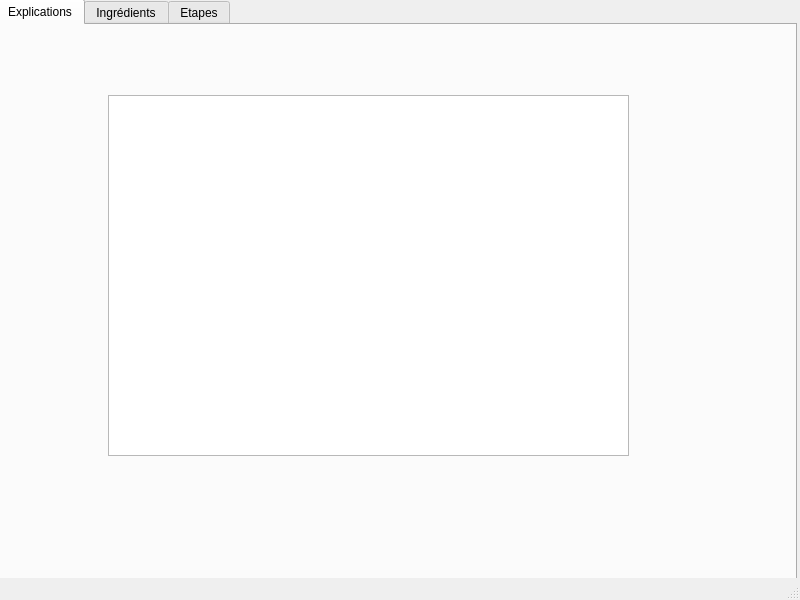
This is mainwindow.ui in shraizen/ihm_cuisine as Qt 5 draws it before an edit. The edited form follows.
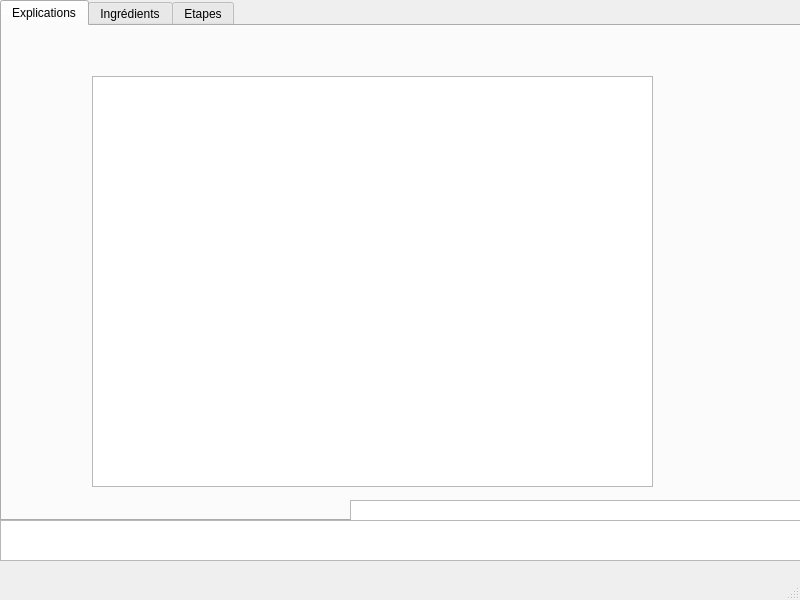
This is the edited form.

```diff
--- a/mainwindow.ui
+++ b/mainwindow.ui
@@ -17,10 +17,10 @@
    <widget class="QTabWidget" name="Recette">
     <property name="geometry">
      <rect>
-      <x>-4</x>
-      <y>-1</y>
+      <x>0</x>
+      <y>0</y>
       <width>801</width>
-      <height>591</height>
+      <height>521</height>
      </rect>
     </property>
     <property name="currentIndex">
@@ -30,21 +30,41 @@
      <attribute name="title">
       <string>Explications</string>
      </attribute>
-     <widget class="QTextEdit" name="textExplications">
+     <widget class="QListView" name="listeDescription">
       <property name="geometry">
        <rect>
-        <x>110</x>
-        <y>70</y>
-        <width>521</width>
-        <height>361</height>
+        <x>90</x>
+        <y>50</y>
+        <width>561</width>
+        <height>411</height>
        </rect>
       </property>
-      <property name="html">
-       <string>&lt;!DOCTYPE HTML PUBLIC &quot;-//W3C//DTD HTML 4.0//EN&quot; &quot;http://www.w3.org/TR/REC-html40/strict.dtd&quot;&gt;
-&lt;html&gt;&lt;head&gt;&lt;meta name=&quot;qrichtext&quot; content=&quot;1&quot; /&gt;&lt;style type=&quot;text/css&quot;&gt;
-p, li { white-space: pre-wrap; }
-&lt;/style&gt;&lt;/head&gt;&lt;body style=&quot; font-family:'MS Shell Dlg 2'; font-size:8.25pt; font-weight:400; font-style:normal;&quot;&gt;
-&lt;p style=&quot;-qt-paragraph-type:empty; margin-top:0px; margin-bottom:0px; margin-left:0px; margin-right:0px; -qt-block-indent:0; text-indent:0px;&quot;&gt;&lt;br /&gt;&lt;/p&gt;&lt;/body&gt;&lt;/html&gt;</string>
+      <property name="sizePolicy">
+       <sizepolicy hsizetype="Fixed" vsizetype="Expanding">
+        <horstretch>0</horstretch>
+        <verstretch>0</verstretch>
+       </sizepolicy>
+      </property>
+      <property name="horizontalScrollBarPolicy">
+       <enum>Qt::ScrollBarAsNeeded</enum>
+      </property>
+      <property name="sizeAdjustPolicy">
+       <enum>QAbstractScrollArea::AdjustIgnored</enum>
+      </property>
+      <property name="autoScroll">
+       <bool>true</bool>
+      </property>
+      <property name="textElideMode">
+       <enum>Qt::ElideNone</enum>
+      </property>
+      <property name="resizeMode">
+       <enum>QListView::Adjust</enum>
+      </property>
+      <property name="wordWrap">
+       <bool>true</bool>
+      </property>
+      <property name="itemAlignment">
+       <set>Qt::AlignLeading</set>
       </property>
      </widget>
     </widget>
@@ -76,6 +96,32 @@
      </attribute>
     </widget>
    </widget>
+   <widget class="QListView" name="VueTemps">
+    <property name="geometry">
+     <rect>
+      <x>0</x>
+      <y>520</y>
+      <width>801</width>
+      <height>41</height>
+     </rect>
+    </property>
+    <property name="flow">
+     <enum>QListView::LeftToRight</enum>
+    </property>
+   </widget>
+   <widget class="QListView" name="VueURL">
+    <property name="geometry">
+     <rect>
+      <x>350</x>
+      <y>500</y>
+      <width>451</width>
+      <height>21</height>
+     </rect>
+    </property>
+    <property name="flow">
+     <enum>QListView::LeftToRight</enum>
+    </property>
+   </widget>
   </widget>
   <widget class="QMenuBar" name="menubar">
    <property name="geometry">
```
Left out of the diff: 19 changed lines with no effect on the pictures.
